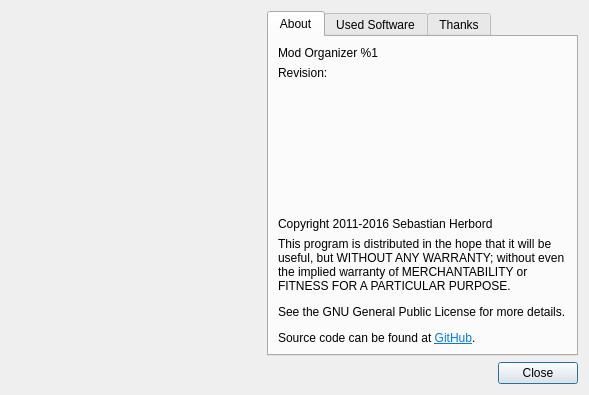
Qt form src/MO/src/aboutdialog.ui (Silarn/modorganizer) before a commit.
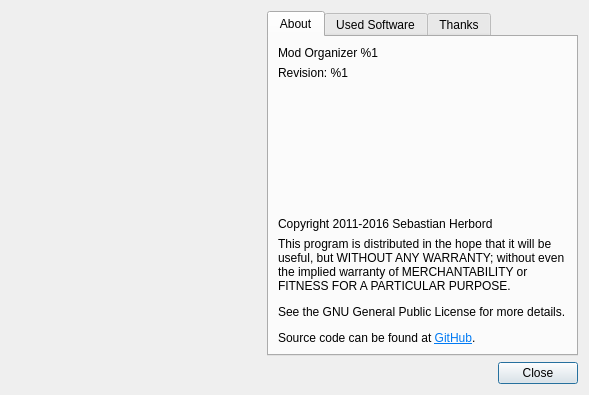
The same form after that commit. Icons and pictures are not drawn.

Commit message:
Simplify AboutDialog revision formatting.
Removed old HGID if marker, that was for mercurial.

Patch:
```diff
--- a/src/MO/src/aboutdialog.ui
+++ b/src/MO/src/aboutdialog.ui
@@ -100,7 +100,7 @@
          <item>
           <widget class="QLabel" name="revisionLabel">
            <property name="text">
-            <string>Revision:</string>
+            <string>&lt;html&gt;&lt;head/&gt;&lt;body&gt;&lt;p&gt;Revision: %1&lt;/p&gt;&lt;/body&gt;&lt;/html&gt;</string>
            </property>
           </widget>
          </item>
```
The commit also changes 1 other file.
